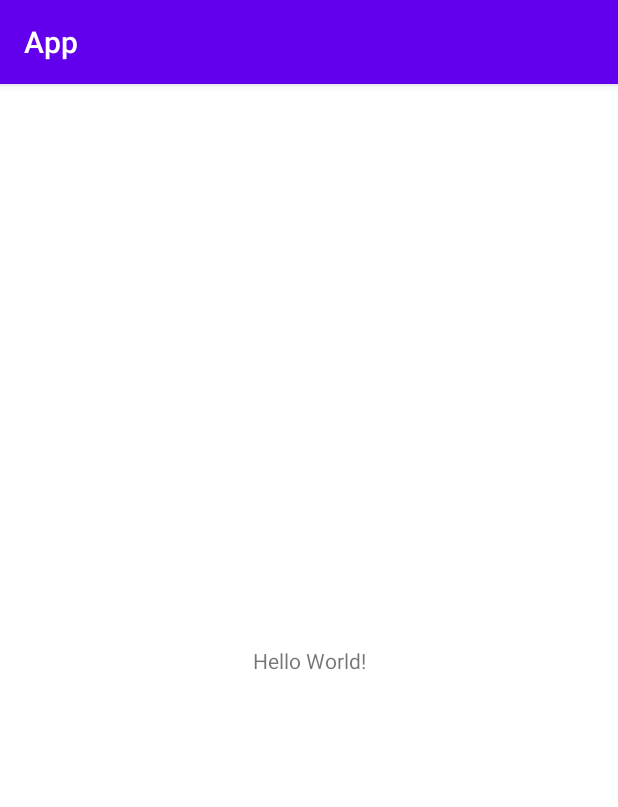
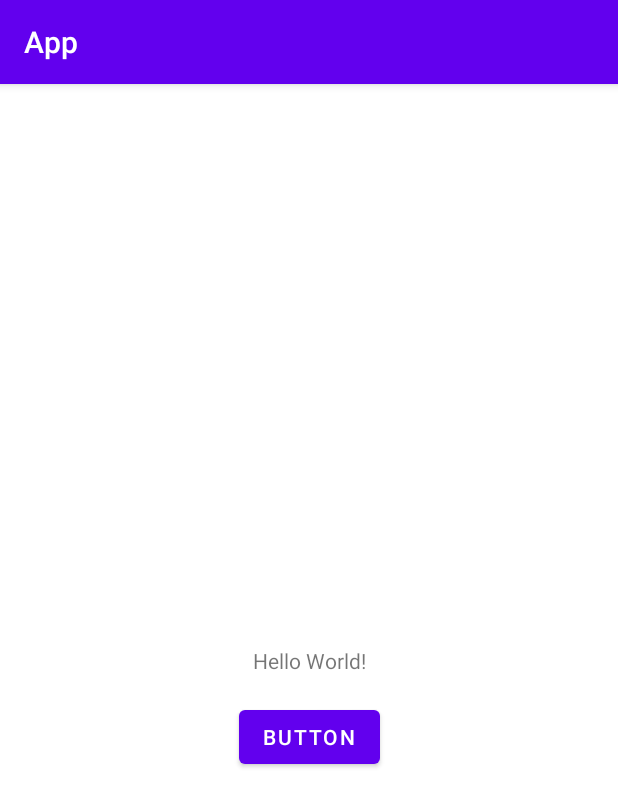
Before and after one commit to vizualjack/SoN, an Android app: the screen it shows after launch (MainActivity), on a phone screen of 412 x 824 dp. Shown: the top 807 px of the screen. Run offline under Robolectric (Android 15) with nearby library versions, the phone set to English and light mode, and no system bars; libraries missing offline, so code that uses them is left out: com.obsez.android.

Commit message:
progress... start to run on android

```diff
--- a/forAndroid/build.gradle
+++ b/forAndroid/build.gradle
@@ -35,6 +35,7 @@ dependencies {
     testImplementation 'junit:junit:4.13.2'
     androidTestImplementation 'androidx.test.ext:junit:1.1.3'
     androidTestImplementation 'androidx.test.espresso:espresso-core:3.4.0'
+    implementation 'com.github.hedzr:android-file-chooser:v1.1.14'
 
     implementation project(':core')
 }
--- a/forAndroid/src/main/AndroidManifest.xml
+++ b/forAndroid/src/main/AndroidManifest.xml
@@ -2,6 +2,8 @@
 <manifest xmlns:android="http://schemas.android.com/apk/res/android"
     xmlns:tools="http://schemas.android.com/tools"
     package="son.android">
+
+    <uses-permission android:name="android.permission.READ_EXTERNAL_STORAGE"/>
 
     <application
         android:allowBackup="true"
--- a/forAndroid/src/main/res/layout/activity_main.xml
+++ b/forAndroid/src/main/res/layout/activity_main.xml
@@ -16,4 +16,14 @@
         app:layout_constraintStart_toStartOf="parent"
         app:layout_constraintTop_toTopOf="parent" />
 
+    <Button
+        android:id="@+id/button"
+        android:layout_width="wrap_content"
+        android:layout_height="wrap_content"
+        android:layout_marginTop="17dp"
+        android:text="Button"
+        app:layout_constraintEnd_toEndOf="parent"
+        app:layout_constraintStart_toStartOf="parent"
+        app:layout_constraintTop_toBottomOf="@+id/testText" />
+
 </androidx.constraintlayout.widget.ConstraintLayout>
--- a/settings.gradle
+++ b/settings.gradle
@@ -10,6 +10,7 @@ dependencyResolutionManagement {
     repositories {
         google()
         mavenCentral()
+        maven { url "https://jitpack.io" }
     }
 }
 
```
Also changed, not shown: forAndroid/src/main/java/son/android/MainActivity.java (+109 -3 lines).
